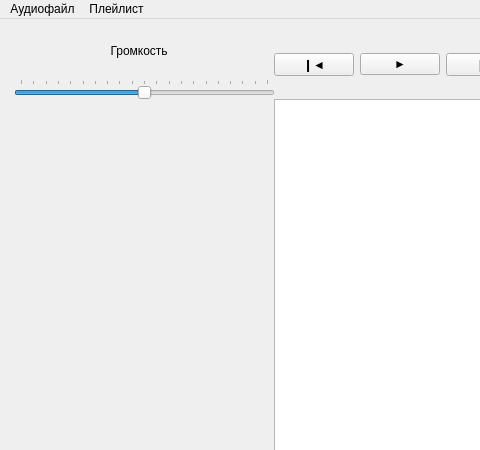
Qt form audioplayer.ui (Jacute/ap) before a commit; both pictures show x 0 to 480 and y 0 to 450 of the 1024 by 778 pixel window.
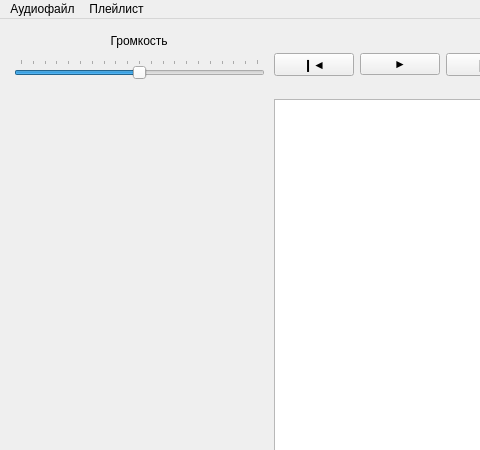
The same form after that commit.

Commit message: Небольшие изменения в интерфейсе, а также в выводе обложки альбома на экран

Diff of the .ui file:
```diff
--- a/audioplayer.ui
+++ b/audioplayer.ui
@@ -115,8 +115,8 @@
         <rect>
          <x>0</x>
          <y>0</y>
-         <width>261</width>
-         <height>71</height>
+         <width>251</width>
+         <height>51</height>
         </rect>
        </property>
        <layout class="QVBoxLayout" name="volume_layout">
@@ -153,8 +153,8 @@
         <rect>
          <x>0</x>
          <y>70</y>
-         <width>260</width>
-         <height>260</height>
+         <width>251</width>
+         <height>251</height>
         </rect>
        </property>
        <property name="text">
```
The commit also changes 2 other files.
